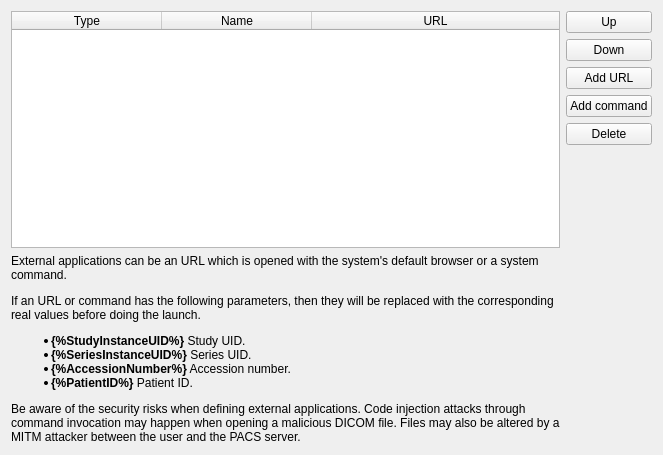
First picture: the form in PacsViewer/src/core/qexternalapplicationconfigurationscreenbase.ui, repository zyq1569/starviewer, before the edit.
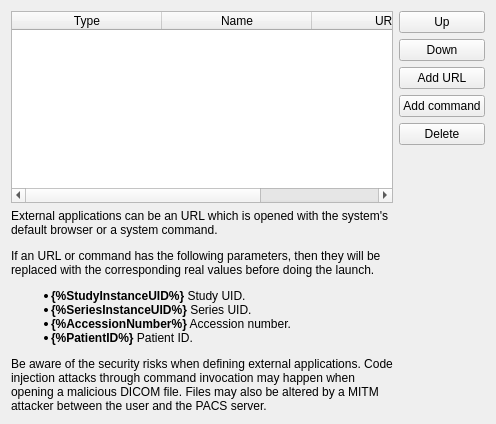
Second picture: the form after the edit. Icons and pictures are not drawn.

```diff
--- a/PacsViewer/src/core/qexternalapplicationconfigurationscreenbase.ui
+++ b/PacsViewer/src/core/qexternalapplicationconfigurationscreenbase.ui
@@ -2,20 +2,6 @@
 <ui version="4.0">
  <class>udg::QExternalApplicationConfigurationScreenBase</class>
  <widget class="QWidget" name="udg::QExternalApplicationConfigurationScreenBase">
-  <property name="geometry">
-   <rect>
-    <x>0</x>
-    <y>0</y>
-    <width>663</width>
-    <height>455</height>
-   </rect>
-  </property>
-  <property name="sizePolicy">
-   <sizepolicy hsizetype="Preferred" vsizetype="MinimumExpanding">
-    <horstretch>0</horstretch>
-    <verstretch>0</verstretch>
-   </sizepolicy>
-  </property>
   <property name="windowTitle">
    <string>External applications</string>
   </property>
@@ -24,28 +10,7 @@
     <normaloff>:/images/system-run-big.svg</normaloff>:/images/system-run-big.svg</iconset>
   </property>
   <layout class="QGridLayout" name="gridLayout">
-   <item row="4" column="1">
-    <widget class="QPushButton" name="m_buttonDelete">
-     <property name="text">
-      <string>Delete</string>
-     </property>
-    </widget>
-   </item>
-   <item row="1" column="1">
-    <widget class="QPushButton" name="m_buttonDown">
-     <property name="text">
-      <string>Down</string>
-     </property>
-    </widget>
-   </item>
-   <item row="3" column="1">
-    <widget class="QPushButton" name="m_buttonAddCommand">
-     <property name="text">
-      <string>Add command</string>
-     </property>
-    </widget>
-   </item>
-   <item row="0" column="0" rowspan="6">
+   <item row="0" column="0">
     <widget class="QTableWidget" name="m_tableWidget">
      <property name="selectionMode">
       <enum>QAbstractItemView::SingleSelection</enum>
@@ -82,21 +47,8 @@
      </column>
     </widget>
    </item>
-   <item row="0" column="1">
-    <widget class="QPushButton" name="m_buttonUp">
-     <property name="text">
-      <string>Up</string>
-     </property>
-    </widget>
-   </item>
-   <item row="6" column="0">
+   <item row="1" column="0">
     <widget class="QLabel" name="label_3">
-     <property name="sizePolicy">
-      <sizepolicy hsizetype="Preferred" vsizetype="Maximum">
-       <horstretch>0</horstretch>
-       <verstretch>0</verstretch>
-      </sizepolicy>
-     </property>
      <property name="text">
       <string>&lt;html&gt;
 &lt;head/&gt;
@@ -115,17 +67,85 @@
 &lt;/body&gt;
 &lt;/html&gt;</string>
      </property>
+     <property name="alignment">
+      <set>Qt::AlignLeading|Qt::AlignLeft|Qt::AlignTop</set>
+     </property>
      <property name="wordWrap">
       <bool>true</bool>
      </property>
     </widget>
    </item>
-   <item row="2" column="1">
-    <widget class="QPushButton" name="m_buttonAddUrl">
-     <property name="text">
-      <string>Add URL</string>
-     </property>
-    </widget>
+   <item row="0" column="1" rowspan="2">
+    <layout class="QVBoxLayout" name="verticalLayout">
+     <item>
+      <widget class="QPushButton" name="m_buttonUp">
+       <property name="text">
+        <string>Up</string>
+       </property>
+       <property name="icon">
+        <iconset resource="../main/main.qrc">
+         <normaloff>:/images/icons/go-up.svg</normaloff>:/images/icons/go-up.svg</iconset>
+       </property>
+      </widget>
+     </item>
+     <item>
+      <widget class="QPushButton" name="m_buttonDown">
+       <property name="text">
+        <string>Down</string>
+       </property>
+       <property name="icon">
+        <iconset resource="../main/main.qrc">
+         <normaloff>:/images/icons/go-down.svg</normaloff>:/images/icons/go-down.svg</iconset>
+       </property>
+      </widget>
+     </item>
+     <item>
+      <widget class="QPushButton" name="m_buttonAddUrl">
+       <property name="text">
+        <string>Add URL</string>
+       </property>
+       <property name="icon">
+        <iconset resource="../main/main.qrc">
+         <normaloff>:/images/icons/list-add.svg</normaloff>:/images/icons/list-add.svg</iconset>
+       </property>
+      </widget>
+     </item>
+     <item>
+      <widget class="QPushButton" name="m_buttonAddCommand">
+       <property name="text">
+        <string>Add command</string>
+       </property>
+       <property name="icon">
+        <iconset resource="../main/main.qrc">
+         <normaloff>:/images/icons/list-add.svg</normaloff>:/images/icons/list-add.svg</iconset>
+       </property>
+      </widget>
+     </item>
+     <item>
+      <widget class="QPushButton" name="m_buttonDelete">
+       <property name="text">
+        <string>Delete</string>
+       </property>
+       <property name="icon">
+        <iconset resource="../main/main.qrc">
+         <normaloff>:/images/icons/edit-delete.svg</normaloff>:/images/icons/edit-delete.svg</iconset>
+       </property>
+      </widget>
+     </item>
+     <item>
+      <spacer name="verticalSpacer">
+       <property name="orientation">
+        <enum>Qt::Vertical</enum>
+       </property>
+       <property name="sizeHint" stdset="0">
+        <size>
+         <width>20</width>
+         <height>40</height>
+        </size>
+       </property>
+      </spacer>
+     </item>
+    </layout>
    </item>
   </layout>
  </widget>
```
Left out of the diff: 3 changed lines with no effect on the pictures.
